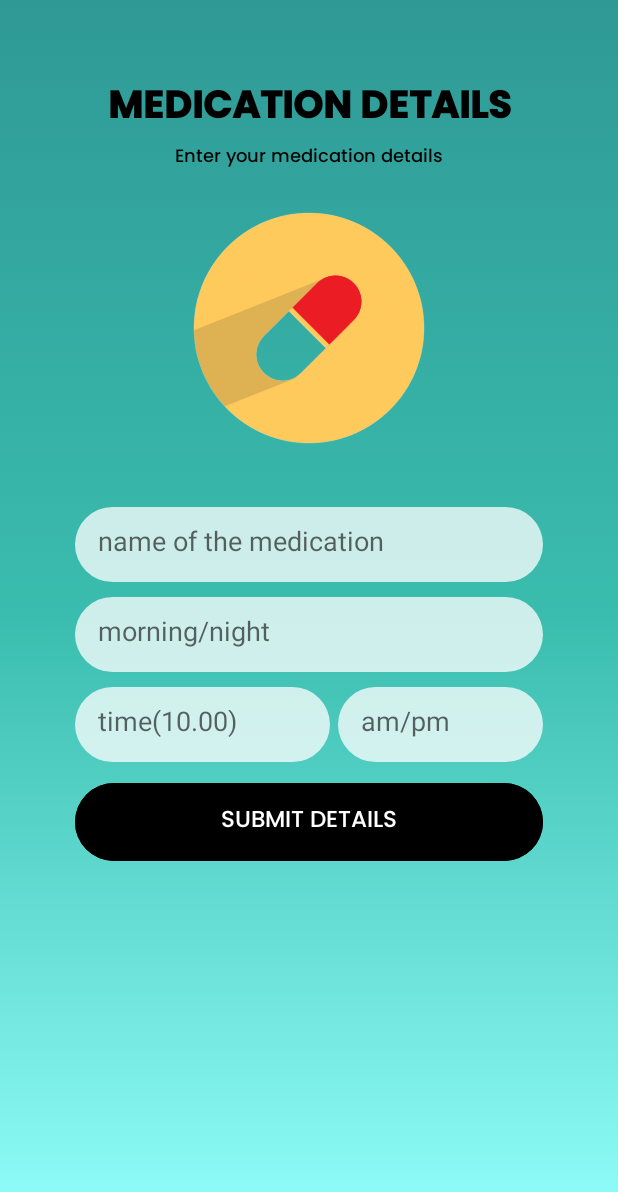
After one commit to danuja01/Tourist_Managment_system-MAD_Project, an Android app: the MedicationForm screen opened directly, with no data from a screen before it, on a phone screen of 412 x 824 dp. The commit adds this screen. Shown: the top 1192 px of the screen. Run offline under Robolectric (Android 15) with nearby library versions, the phone set to English and light mode, and no system bars.

Commit message:
Created UI of the Medication form Page

```diff
--- a/app/src/main/AndroidManifest.xml
+++ b/app/src/main/AndroidManifest.xml
@@ -13,6 +13,9 @@
         android:supportsRtl="true"
         android:theme="@style/Theme.MADproject"
         tools:targetApi="31">
+        <activity
+            android:name=".Medical.MedicationForm"
+            android:exported="false" />
         <activity
             android:name=".Medical.MedId"
             android:exported="false" />
--- a/app/src/main/java/com/example/madproject/Medical/HealthTracker.java
+++ b/app/src/main/java/com/example/madproject/Medical/HealthTracker.java
@@ -16,8 +16,13 @@ public class HealthTracker extends AppCompatActivity {
         setContentView(R.layout.activity_health_tracker);
     }
 
-    public void click(View view){
-        Intent intent = new Intent(this, EmptyMedId.class);
-        startActivity(intent);
+    public void clickMedId(View view){
+        Intent medId = new Intent(this, EmptyMedId.class);
+        startActivity(medId);
+    }
+
+    public void clickMedication(View v) {
+        Intent medication = new Intent(this, MedicationForm.class);
+        startActivity(medication);
     }
 }
--- /dev/null
+++ b/app/src/main/java/com/example/madproject/Medical/MedicationForm.java
@@ -0,0 +1,16 @@
+package com.example.madproject.Medical;
+
+import androidx.appcompat.app.AppCompatActivity;
+
+import android.os.Bundle;
+
+import com.example.madproject.R;
+
+public class MedicationForm extends AppCompatActivity {
+
+    @Override
+    protected void onCreate(Bundle savedInstanceState) {
+        super.onCreate(savedInstanceState);
+        setContentView(R.layout.activity_medication_form);
+    }
+}
--- /dev/null
+++ b/app/src/main/res/drawable/shadow_img.xml
@@ -0,0 +1,6 @@
+<?xml version="1.0" encoding="utf-8"?>
+    <shape xmlns:android="http://schemas.android.com/apk/res/android"
+        android:shape="ring">
+        <solid android:color="#42000000" />
+        <corners android:radius="5dp" />
+    </shape>
--- a/app/src/main/res/layout/activity_health_tracker.xml
+++ b/app/src/main/res/layout/activity_health_tracker.xml
@@ -56,20 +56,21 @@
         android:layout_marginBottom="10sp"
         android:backgroundTint="@color/redBtn"
         android:fontFamily="@font/poppins_medium"
-        android:onClick="click"
+        android:onClick="clickMedId"
         android:text="@string/ht1_btn_medId"
         android:textSize="15sp" />
+
     <Button
         android:id="@+id/medTrackerBtn"
+        style="@style/Widget.Material3.Button"
         android:layout_width="match_parent"
         android:layout_height="28pt"
         android:layout_marginBottom="10sp"
+        android:backgroundTint="@color/greenBtn"
         android:fontFamily="@font/poppins_medium"
+        android:onClick="clickMedication"
         android:text="@string/ht1_btn_medcation"
-        android:textSize="15sp"
-        android:backgroundTint="@color/greenBtn"
-        style="@style/Widget.Material3.Button"
-        />
+        android:textSize="15sp" />
 
     <Button
         android:id="@+id/bmiBtn"
--- /dev/null
+++ b/app/src/main/res/layout/activity_medication_form.xml
@@ -0,0 +1,110 @@
+<?xml version="1.0" encoding="utf-8"?>
+<LinearLayout xmlns:android="http://schemas.android.com/apk/res/android"
+    xmlns:app="http://schemas.android.com/apk/res-auto"
+    xmlns:tools="http://schemas.android.com/tools"
+    android:layout_width="match_parent"
+    android:background="@drawable/gradient_background"
+    android:layout_height="match_parent"
+    android:orientation="vertical"
+    android:paddingHorizontal="50dp"
+    android:paddingTop="50dp"
+    android:paddingBottom="0dp"
+    tools:context=".Medical.MedicationForm">
+
+    <TextView
+        android:id="@+id/title"
+        android:layout_width="match_parent"
+        android:layout_height="wrap_content"
+        android:fontFamily="@font/poppins_bold"
+        android:text="@string/ht5_title"
+        android:textAlignment="center"
+        android:textColor="@color/black"
+        android:textFontWeight="900"
+        android:textSize="25sp" />
+
+    <TextView
+        android:id="@+id/caption"
+        android:layout_width="match_parent"
+        android:layout_height="wrap_content"
+        android:fontFamily="@font/poppins_medium"
+        android:text="@string/ht5_caption"
+        android:textAlignment="center"
+        android:textColor="@color/black"
+        android:textSize="12sp" />
+
+    <ImageView
+        android:id="@+id/imageView2"
+        android:layout_width="match_parent"
+        android:layout_height="176dp"
+        android:padding="10dp"
+        android:layout_marginVertical="15dp"
+        app:srcCompat="@drawable/flat_orange_healthcare_medicine_pill_icon_11586734268aeqop5pkhj_removebg_preview" />
+
+    <LinearLayout
+        android:layout_width="match_parent"
+        android:layout_height="wrap_content"
+        android:layout_marginTop="16dp"
+        android:orientation="vertical">
+
+        <EditText
+            android:layout_width="match_parent"
+            android:layout_height="50dp"
+            android:background="@drawable/custom_input"
+            android:hint="@string/ht5_hint_name"
+            android:inputType="textPersonName"
+            android:padding="15dp" />
+
+        <EditText
+            android:layout_width="match_parent"
+            android:layout_height="50dp"
+            android:layout_marginTop="10dp"
+            android:background="@drawable/custom_input"
+            android:hint="@string/ht5_hint_daytime"
+            android:inputType="textPersonName"
+            android:padding="15dp" />
+
+        <LinearLayout
+            android:layout_width="match_parent"
+            android:layout_height="wrap_content"
+            android:orientation="horizontal">
+
+            <EditText
+                android:layout_width="wrap_content"
+                android:layout_height="50dp"
+                android:layout_marginTop="10dp"
+                android:layout_marginRight="2.5dp"
+                android:layout_weight="1"
+                android:background="@drawable/custom_input"
+                android:hint="@string/ht5_hint_time"
+                android:inputType="textPersonName"
+                android:padding="15dp"
+                />
+
+            <EditText
+                android:layout_width="wrap_content"
+                android:layout_height="50dp"
+                android:layout_marginLeft="2.5dp"
+                android:layout_marginTop="10dp"
+                android:layout_weight="1"
+                android:background="@drawable/custom_input"
+                android:hint="@string/ht5_hint_ampm"
+                android:inputType="textPersonName"
+                android:padding="15dp" />
+        </LinearLayout>
+
+        <Button
+            android:id="@+id/medIdBtn"
+            style="@style/Widget.Material3.Button"
+            android:layout_width="match_parent"
+            android:layout_height="60dp"
+            android:layout_marginTop="10dp"
+            android:backgroundTint="@color/black"
+            android:fontFamily="@font/poppins_medium"
+            android:text="@string/ht3_btn_submit"
+            android:textSize="15sp" />
+
+    </LinearLayout>
+
+
+
+</LinearLayout>
--- a/app/src/main/res/values/conor_radius.xml
+++ b/app/src/main/res/values/conor_radius.xml
@@ -4,4 +4,11 @@
         <item name="cornerFamily">rounded</item>
         <item name="cornerSize">20dp</item>
     </style>
+
+    <style name="conorBtn" parent="">
+        <item name="cornerFamilyBottomLeft">rounded</item>
+        <item name="cornerFamilyBottomRight">rounded</item>
+        <item name="cornerSizeBottomLeft">30%</item>
+        <item name="cornerSizeBottomRight">30%</item>
+    </style>
 </resources>
--- a/app/src/main/res/values/strings.xml
+++ b/app/src/main/res/values/strings.xml
@@ -27,4 +27,10 @@
     <string name="ht4_info">ADITIONAL INFORMATION</string>
     <string name="ht4_btn_update">UPDATE</string>
     <string name="ht4_btn_delete">DELETE</string>
+    <string name="ht5_title">MEDICATION DETAILS</string>
+    <string name="ht5_caption">Enter your medication details</string>
+    <string name="ht5_hint_name">name of the medication</string>
+    <string name="ht5_hint_daytime">morning/night</string>
+    <string name="ht5_hint_time">time(10.00)</string>
+    <string name="ht5_hint_ampm">am/pm</string>
 </resources>
```
Also changed, not shown: app/src/main/res/drawable/flat_orange_healthcare_medicine_pill_icon_11586734268aeqop5pkhj_removebg_preview.png (added).
